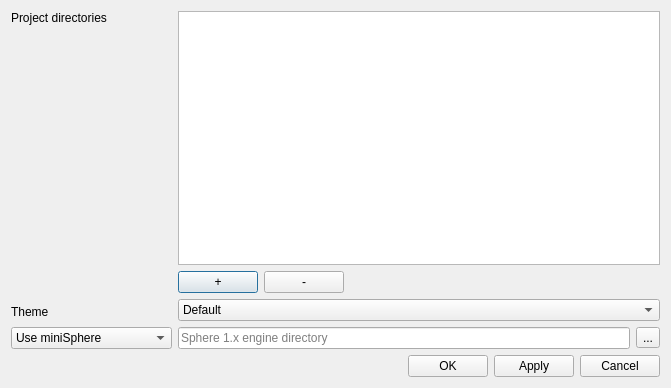
Above: src/settingswindow.ui from Eggbertx/QtSphere-IDE before the change. Below: the same form after it.
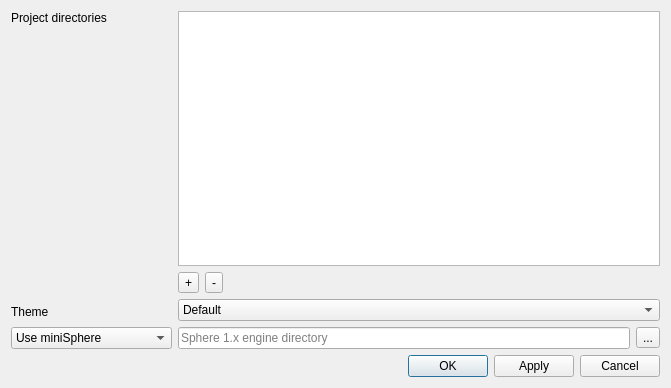
That is the form after the change.

```diff
--- a/src/settingswindow.ui
+++ b/src/settingswindow.ui
@@ -107,14 +107,14 @@
        <item>
         <layout class="QHBoxLayout" name="horizontalLayout_3">
          <item>
-          <widget class="QPushButton" name="addDirButton">
+          <widget class="QToolButton" name="addDirButton">
            <property name="text">
             <string>+</string>
            </property>
           </widget>
          </item>
          <item>
-          <widget class="QPushButton" name="removeDirButton">
+          <widget class="QToolButton" name="removeDirButton">
            <property name="text">
             <string>-</string>
            </property>
```
